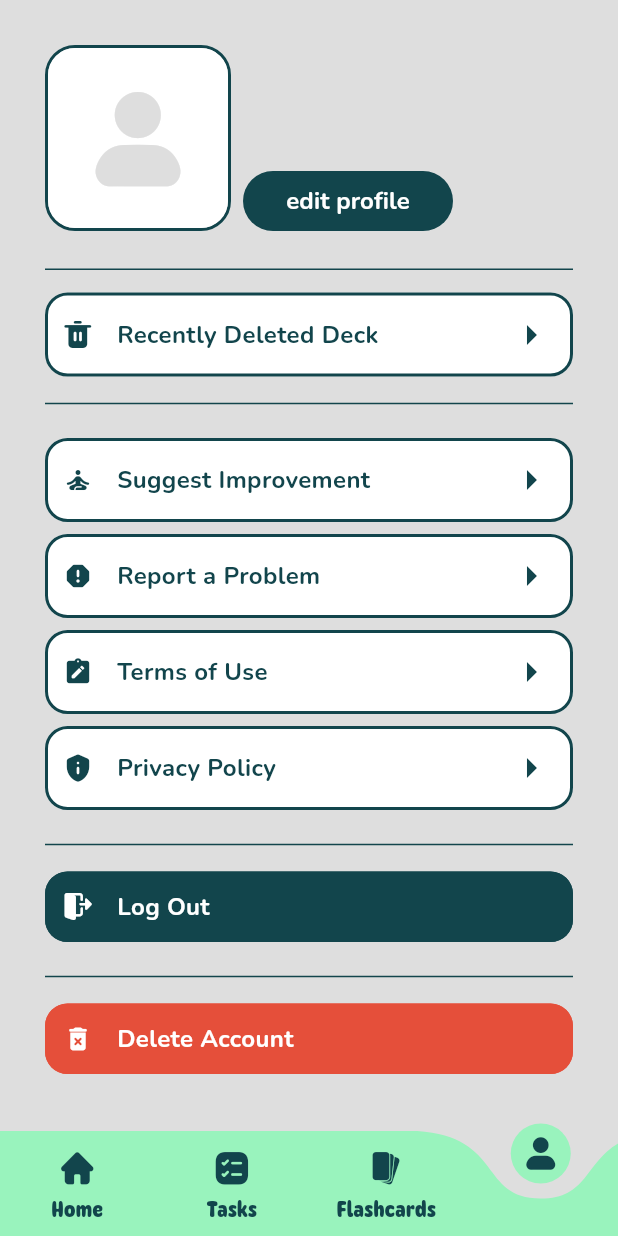
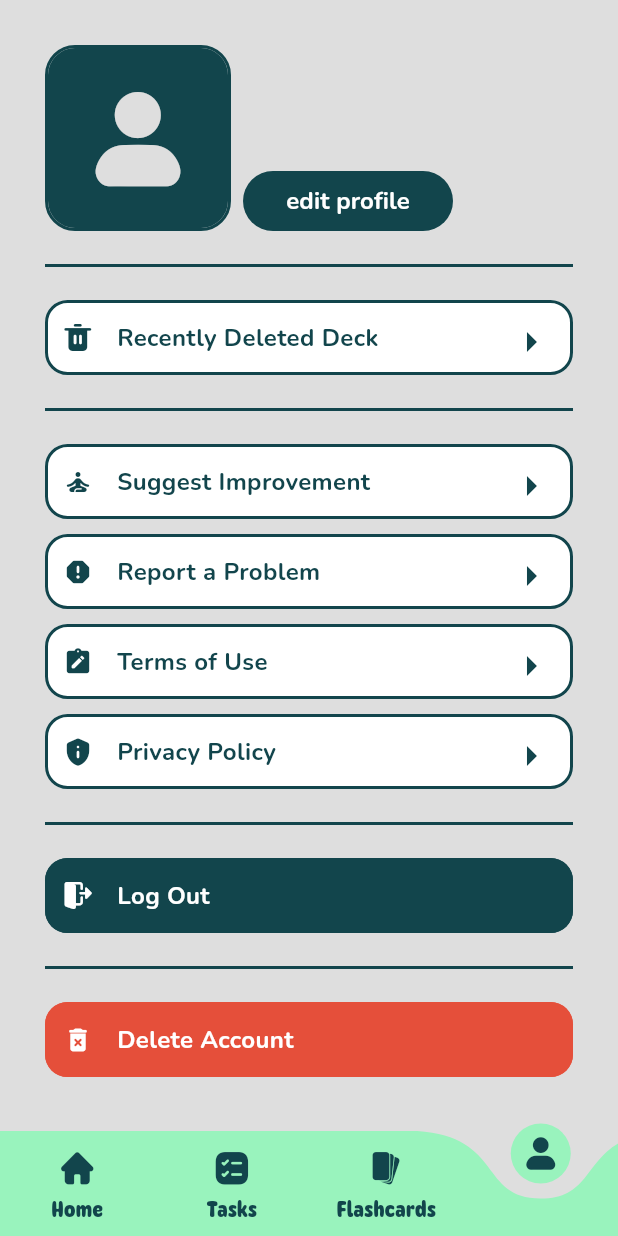
Before and after one commit to majiinB/Deck-V2, a Flutter app: the screen it shows once a user with an empty profile is signed in, item 4 of the bottom bar chosen, on a phone screen of 412 x 824 dp. Run offline on Flutter 3.47's test engine with Material 3 defaults, Android fonts, the phone set to English and light mode, and no system bars; drawn by our look-alikes of curved_labeled_navigation_bar; our stand-ins replace auto_size_text, cloud_firestore, dropdown_button2, file_picker, firebase_auth, firebase_core and 14 more; missing offline and left inert: dart:ffi, msh_checkbox; accounts and stored records are empty; generated files the repository leaves out were written again.

Commit message:
adjusted paddings,heights

```diff
--- a/lib/pages/flashcard/flashcard.dart
+++ b/lib/pages/flashcard/flashcard.dart
@@ -133,7 +133,7 @@ class _FlashcardPageState extends State<FlashcardPage> {
         fontSize: 24,
       ),*/
       body: SingleChildScrollView(
-        padding: const EdgeInsets.all(20),
+        padding: const EdgeInsets.all(30),
         child: Column(
           crossAxisAlignment: CrossAxisAlignment.start,
           children: [
--- a/lib/pages/misc/custom widgets/images/profile_image.dart
+++ b/lib/pages/misc/custom widgets/images/profile_image.dart
@@ -36,7 +36,7 @@ class BuildProfileImageState extends State<BuildProfileImage> {
         child: Container(
           width: widget.width,
           height: widget.height,
-          color: DeckColors.white,
+          color: DeckColors.primaryColor,
         // backgroundImage: widget.profilePhotoFile?.image,
         child: widget.profilePhotoFile?.image != null
         ? Image(
--- a/lib/pages/misc/custom widgets/tiles/settings_container.dart
+++ b/lib/pages/misc/custom widgets/tiles/settings_container.dart
@@ -80,6 +80,7 @@ class BuildSettingsContainerState extends State<BuildSettingsContainer> {
           }
         },
         child: Container(
+            height: 50,
           padding: const EdgeInsets.all(10.0),
           decoration: BoxDecoration(
             borderRadius: BorderRadius.circular(15.0),
--- a/lib/pages/settings/account.dart
+++ b/lib/pages/settings/account.dart
@@ -155,7 +155,7 @@ class AccountPageState extends State<AccountPage> {
                 child: Row(
                   crossAxisAlignment: CrossAxisAlignment.end,
                   children: [
-                      Padding(
+                    Padding(
                         padding: const EdgeInsets.only(right: 8.0),
                         child: BuildProfileImage(AuthUtils().getPhoto(),
                           width: 120,
@@ -227,9 +227,9 @@ class AccountPageState extends State<AccountPage> {
                 ),
               ),
               const Padding(
-                padding: EdgeInsets.only(top: 25.0),
+                padding: EdgeInsets.only(top: 15.0),
                 child: Divider(
-                  height: 1,
+                  thickness : 2,
                   color: DeckColors.primaryColor,
                 ),
               ),
@@ -282,9 +282,9 @@ class AccountPageState extends State<AccountPage> {
               ),
               ///----- E N D -----
               const Padding(
-                padding: EdgeInsets.only(top: 10.0),
+                padding: EdgeInsets.only(top: 15.0),
                 child: Divider(
-                  thickness: 1,
+                  thickness: 2,
                   color: DeckColors.primaryColor,
                 ),
               ),
@@ -313,7 +313,7 @@ class AccountPageState extends State<AccountPage> {
 
               ///REPORT A PROBLEM
               Padding(
-                padding: const EdgeInsets.only(top: 8),
+                padding: const EdgeInsets.only(top: 10),
                 child: BuildSettingsContainer(
                   selectedIcon: Icons.report_rounded,
                   nameOfTheContainer: 'Report a Problem',
@@ -338,7 +338,7 @@ class AccountPageState extends State<AccountPage> {
 
               ///TERMS OF USE
               Padding(
-                padding: const EdgeInsets.only(top: 8),
+                padding: const EdgeInsets.only(top: 10),
                 child: BuildSettingsContainer(
                   selectedIcon: Icons.note_alt_rounded,
                   nameOfTheContainer: 'Terms of Use',
@@ -360,7 +360,7 @@ class AccountPageState extends State<AccountPage> {
 
               ///PRIVACY POLICY
               Padding(
-                padding: const EdgeInsets.only(top: 8),
+                padding: const EdgeInsets.only(top: 10),
                 child: BuildSettingsContainer(
                   selectedIcon: Icons.privacy_tip_rounded,
                   nameOfTheContainer: 'Privacy Policy',
@@ -381,7 +381,7 @@ class AccountPageState extends State<AccountPage> {
               const Padding(
                 padding: EdgeInsets.only(top: 15.0),
                 child: Divider(
-                  thickness: 1,
+                  thickness: 2,
                   color: DeckColors.primaryColor,
                 ),
               ),
@@ -389,7 +389,7 @@ class AccountPageState extends State<AccountPage> {
 
               ///LOG OUT
               Padding(
-                padding: const EdgeInsets.only(top: 10),
+                padding: const EdgeInsets.only(top: 15),
                 child: BuildSettingsContainer(
                   selectedIcon: DeckIcons.logout,
                   nameOfTheContainer: 'Log Out',
@@ -472,7 +472,7 @@ class AccountPageState extends State<AccountPage> {
               const Padding(
                 padding: EdgeInsets.only(top: 15.0),
                 child: Divider(
-                  thickness: 1,
+                  thickness: 2,
                   color: DeckColors.primaryColor,
                 ),
               ),
@@ -480,7 +480,7 @@ class AccountPageState extends State<AccountPage> {
 
               ///DELETE ACCOUNT
               Padding(
-                padding: const EdgeInsets.only(top: 10),
+                padding: const EdgeInsets.only(top: 15),
                 child: BuildSettingsContainer(
                   selectedIcon: Icons.delete_forever_rounded,
                   nameOfTheContainer: 'Delete Account',
```
